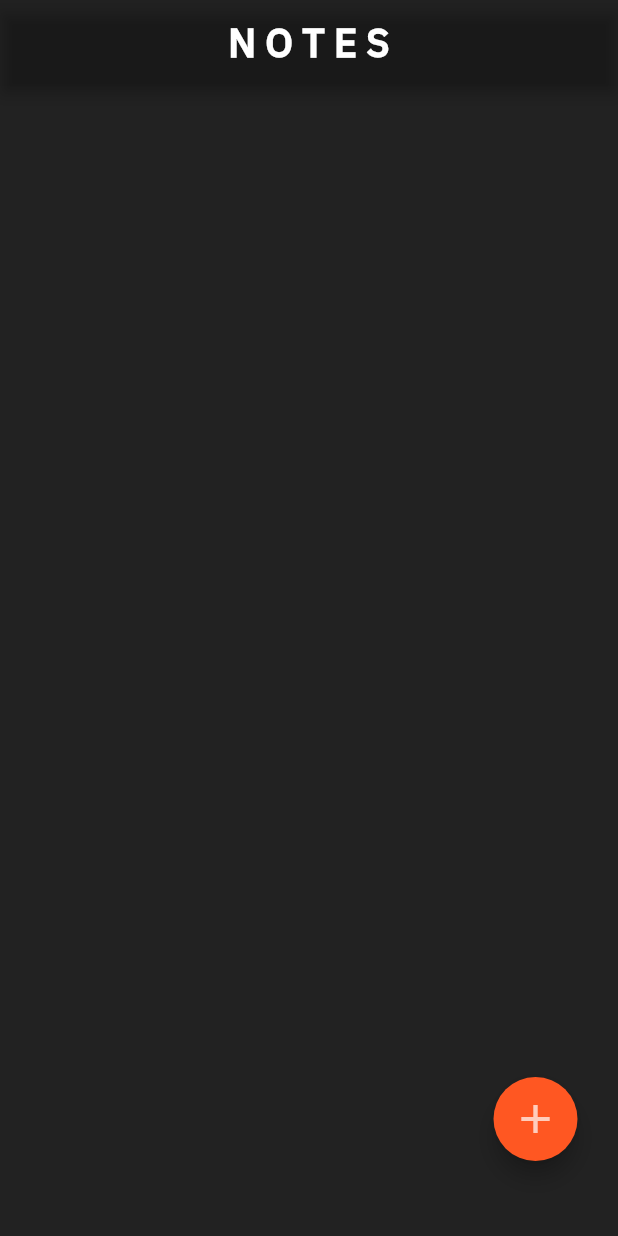
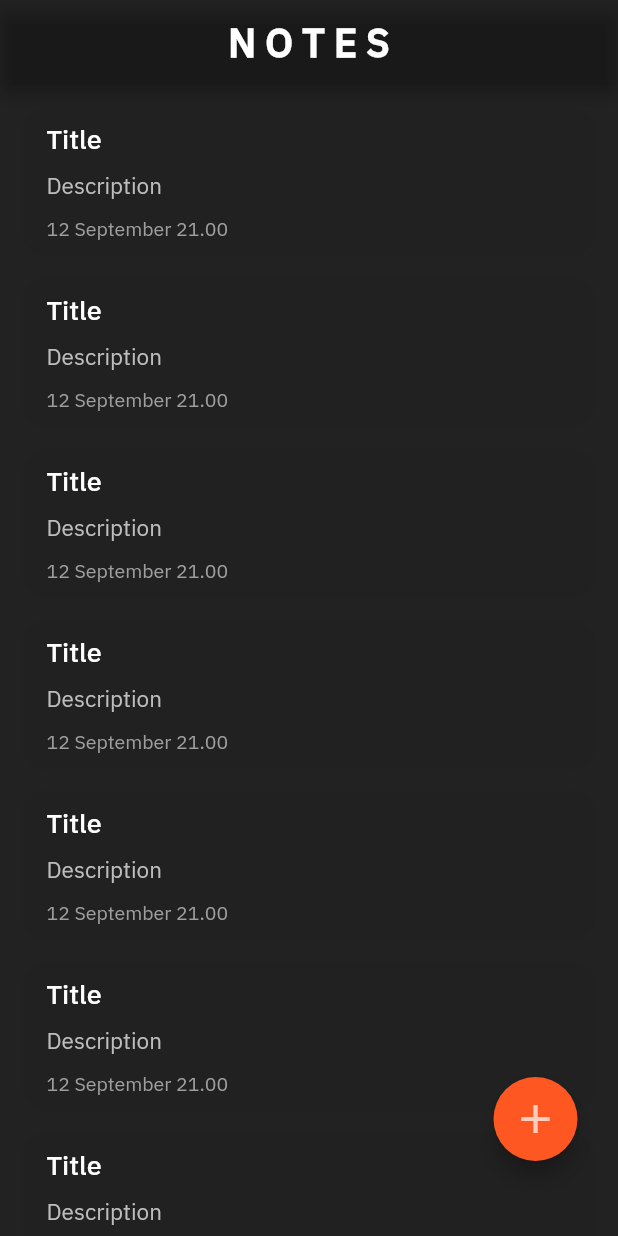
Before and after one commit to muhwira27/simple_notes_app, a Flutter app: the screen it shows after launch, on a phone screen of 412 x 824 dp. Run offline on Flutter 3.47's test engine with Material 2 defaults, Android fonts, the phone set to English and light mode, and no system bars; our stand-ins replace get, hive_flutter; accounts and stored records are empty.

Commit message:
Add the NoteTile widget to display individual notes

```diff
--- a/lib/views/note_list_screen.dart
+++ b/lib/views/note_list_screen.dart
@@ -1,4 +1,5 @@
 import 'package:flutter/material.dart';
+import 'package:simple_notes_app/widgets/note_tile.dart';
 
 class NoteListScreen extends StatelessWidget {
   @override
@@ -21,9 +22,13 @@ class NoteListScreen extends StatelessWidget {
         child: Stack(
           children: [
             ListView.builder(
-              itemCount: 1,
+              itemCount: 10,
               itemBuilder: (context, index) {
-                return Container();
+                return NoteTile(
+                  title: 'Title',
+                  description: 'Description',
+                  date: '12 September 21.00',
+                );
               },
             ),
             Positioned(
```
